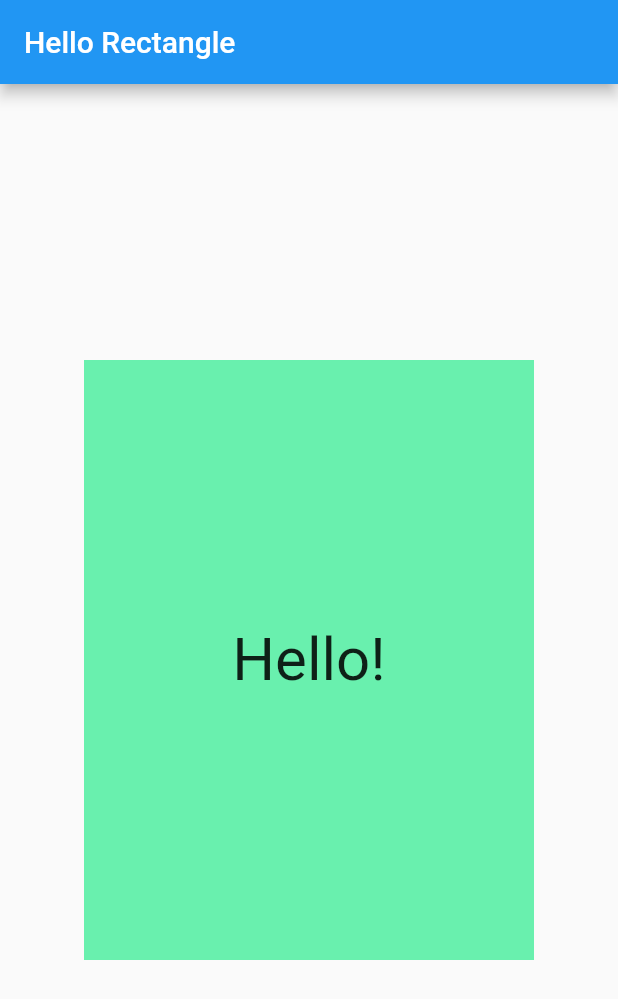
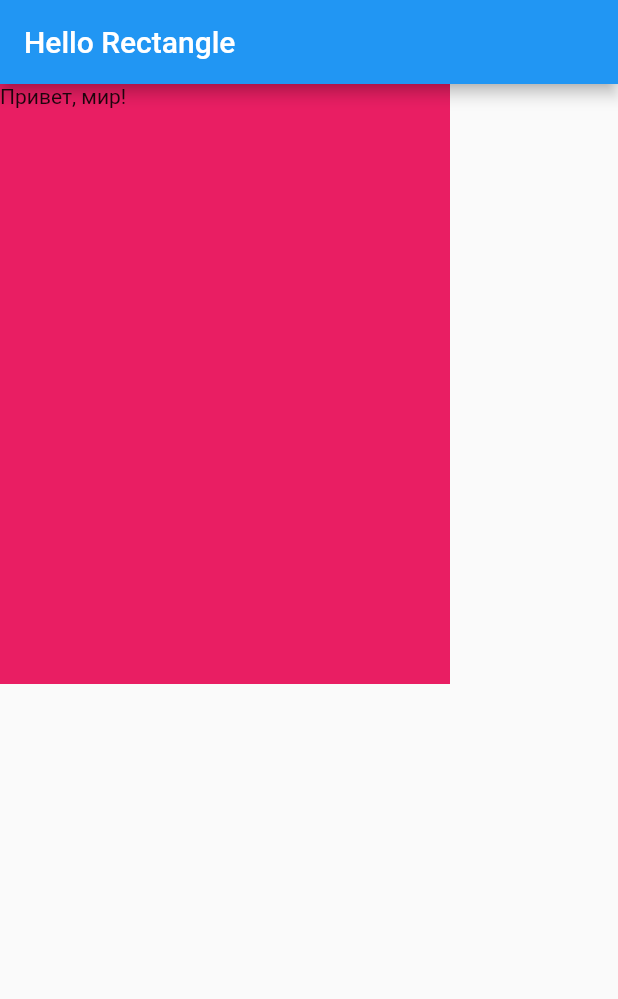
Before and after one commit to saturov/FlutterStudyJam18, a Flutter app: the screen it shows after launch, on a phone screen of 412 x 824 dp. Shown: the top 999 px of the screen. Run offline on Flutter 3.47's test engine with Material 2 defaults, Android fonts, the phone set to English and light mode, and no system bars.

Commit message:
Написание своего простого виджета.

```diff
--- a/lib/main.dart
+++ b/lib/main.dart
@@ -13,28 +13,15 @@ void main() {
         appBar: AppBar(
           title: Text('Hello Rectangle'),
         ),
-        body: HelloRectangle(),
+        body: container,
       ),
     ),
   );
 }
 
-class HelloRectangle extends StatelessWidget {
-  @override
-  Widget build(BuildContext context) {
-    return Center(
-      child: Container(
-        color: Colors.greenAccent,
-        height: 400.0,
-        width: 300.0,
-        child: Center(
-          child: Text(
-            'Hello!',
-            style: TextStyle(fontSize: 40.0),
-            textAlign: TextAlign.center,
-          ),
-        ),
-      ),
-    );
-  }
-}
+var container = Container(
+  color: Colors.pink,
+  width: 300.0,
+  height: 400.0,
+  child: Text('Привет, мир!'),
+);
```
